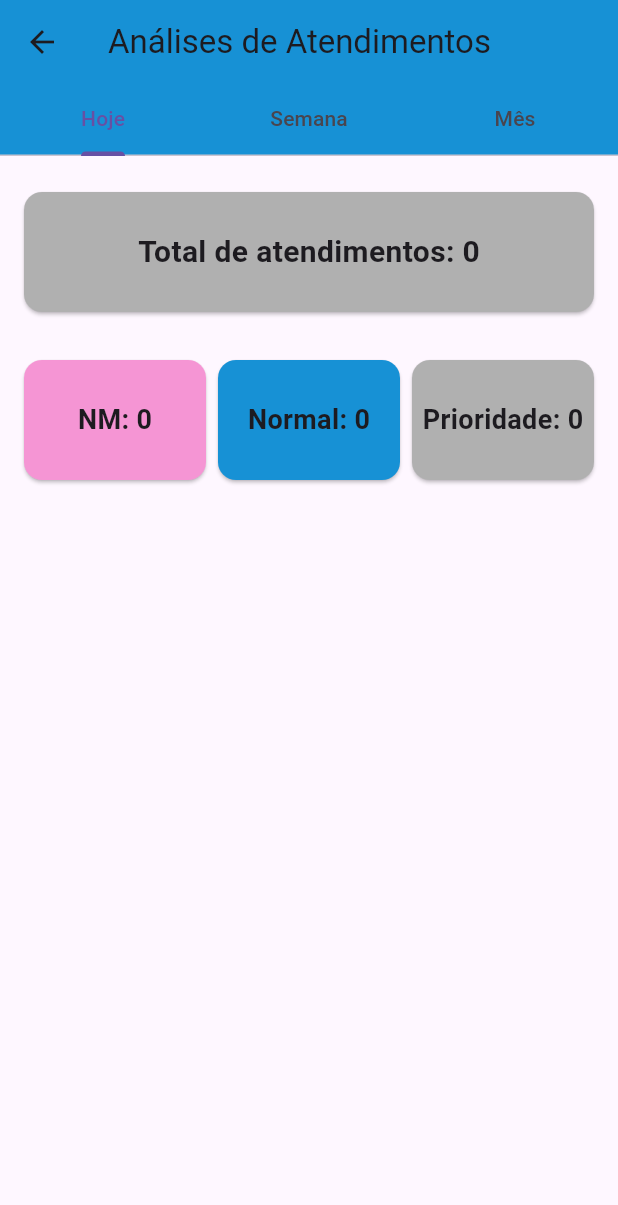
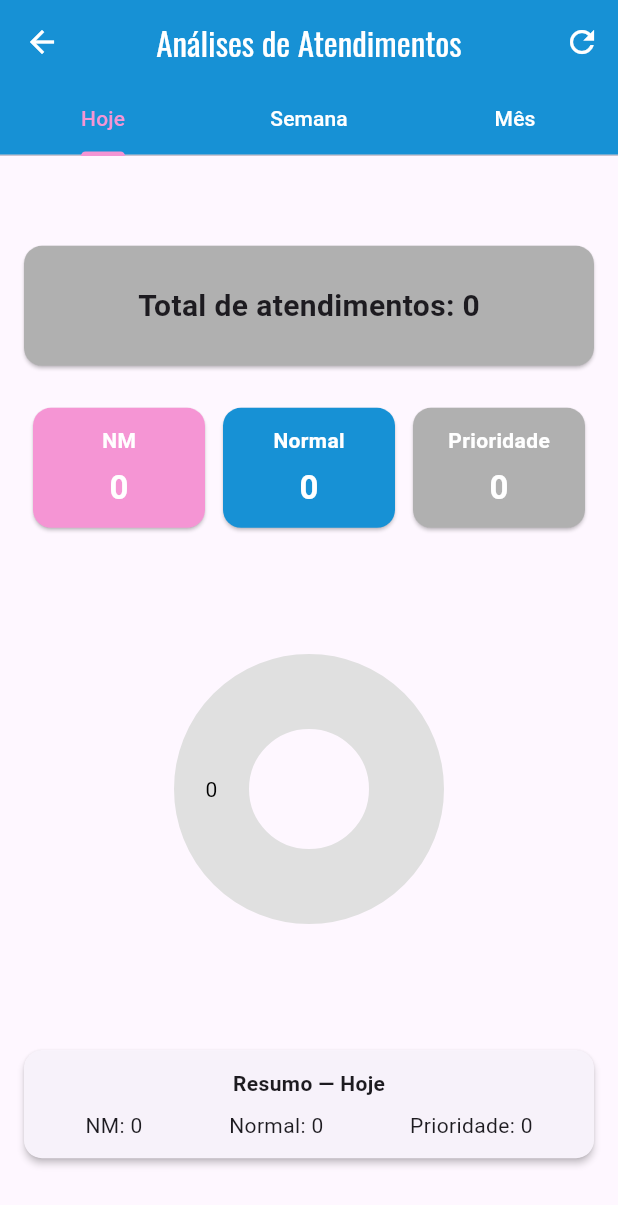
Before and after one commit to Fabiolazg/senhaprefeitura, a Flutter app: the AnalysisPage screen opened directly, on a phone screen of 412 x 824 dp. Shown: the top 1205 px of the screen. Run offline on Flutter 3.47's test engine with Material 3 defaults, Android fonts, the phone set to English and light mode, and no system bars; drawn by our look-alikes of fl_chart; our stand-ins replace cloud_firestore, firebase_auth, firebase_core, google_fonts, google_sign_in; accounts and stored records are empty.

Commit message:
customizações aplicadas

```diff
--- a/lib/view/analysis_page.dart
+++ b/lib/view/analysis_page.dart
@@ -1,7 +1,8 @@
+// lib/view/analysis_page.dart
 import 'package:flutter/material.dart';
-import 'package:senhaprefeitura/models/ticket_model.dart';
 import 'package:cloud_firestore/cloud_firestore.dart';
 import 'package:fl_chart/fl_chart.dart';
+import 'package:google_fonts/google_fonts.dart';
 
 class AnalysisPage extends StatefulWidget {
   const AnalysisPage({super.key});
@@ -10,188 +11,322 @@ class AnalysisPage extends StatefulWidget {
   State<AnalysisPage> createState() => _AnalysisPageState();
 }
 
-class _AnalysisPageState extends State<AnalysisPage> with SingleTickerProviderStateMixin {
-  List<Ticket> allTickets = [];
-  bool isLoading = true;
+class _AnalysisPageState extends State<AnalysisPage>
+    with SingleTickerProviderStateMixin {
   late TabController _tabController;
+  bool _loading = true;
+  List<Map<String, dynamic>> _calledTickets = []; // armazenará ticket data com calledAt DateTime
+
+  // cores
+  static const Color _rose = Color(0xFFF595D4); // NM
+  static const Color _blue = Color(0xFF1791d5); // Normal
+  static const Color _gray = Color(0xFFB0B0B0); // Prioridade
 
   @override
   void initState() {
     super.initState();
     _tabController = TabController(length: 3, vsync: this);
-    fetchTickets();
+    _loadCalledTickets();
+    // re-fetch quando trocar aba para disparar animação (contador)
+    _tabController.addListener(() {
+      if (!_tabController.indexIsChanging) {
+        // força rebuild para reanimar contadores
+        setState(() {});
       }
-
-  Future<void> fetchTickets() async {
-    final firestore = FirebaseFirestore.instance;
-    final snapshot = await firestore.collection('tickets').get();
-
-    allTickets = snapshot.docs.map((doc) {
-      final data = doc.data();
-      return Ticket(
-        id: doc.id,
-        type: data['type'] ?? '',
-        number: data['number'] ?? 0,
-        called: data['called'] ?? false,
-        calledAt: (data['calledAt'] as Timestamp?)?.toDate(),
-      );
-    }).toList();
-
-    setState(() {
-      isLoading = false;
     });
   }
 
-  int getTodayCount(List<Ticket> tickets) {
-    final now = DateTime.now();
-    return tickets.where((t) => t.calledAt != null && t.calledAt!.year == now.year && t.calledAt!.month == now.month && t.calledAt!.day == now.day).length;
+  Future<void> _loadCalledTickets() async {
+    setState(() => _loading = true);
+    try {
+      final firestore = FirebaseFirestore.instance;
+      final snapshot = await firestore
+          .collection('tickets')
+          .where('called', isEqualTo: true)
+          .get();
+
+      _calledTickets = snapshot.docs.map((doc) {
+        final data = doc.data();
+        final calledAtRaw = data['calledAt'];
+        DateTime? calledAt;
+        if (calledAtRaw is Timestamp) {
+          calledAt = calledAtRaw.toDate();
+        } else if (calledAtRaw is DateTime) {
+          calledAt = calledAtRaw;
+        } else {
+          calledAt = null;
+        }
+        return {
+          'type': data['type'] ?? '',
+          'number': data['number'] ?? 0,
+          'calledAt': calledAt,
+        };
+      }).toList();
+    } catch (e) {
+      debugPrint('Erro ao carregar tickets: $e');
+      _calledTickets = [];
+    } finally {
+      setState(() => _loading = false);
+    }
   }
 
-  int getWeekCount(List<Ticket> tickets) {
+  // helpers para filtrar por período
+  List<Map<String, dynamic>> _ticketsToday() {
     final now = DateTime.now();
-    int currentWeek = weekNumber(now);
-    return tickets.where((t) => t.calledAt != null && t.calledAt!.year == now.year && t.calledAt!.month == now.month && weekNumber(t.calledAt!) == currentWeek).length;
+    return _calledTickets.where((t) {
+      final dt = t['calledAt'] as DateTime?;
+      if (dt == null) return false;
+      return dt.year == now.year && dt.month == now.month && dt.day == now.day;
+    }).toList();
   }
 
-  int getMonthCount(List<Ticket> tickets) {
-    final now = DateTime.now();
-    return tickets.where((t) => t.calledAt != null && t.calledAt!.year == now.year && t.calledAt!.month == now.month).length;
+  int _weekNumber(DateTime date) {
+    final firstDay = DateTime(date.year, 1, 1);
+    final diff = date.difference(firstDay);
+    return ((diff.inDays + firstDay.weekday) / 7).ceil();
   }
 
-  int weekNumber(DateTime date) {
-    final firstDayOfYear = DateTime(date.year, 1, 1);
-    final diff = date.difference(firstDayOfYear);
-    return ((diff.inDays + firstDayOfYear.weekday) / 7).ceil();
+  List<Map<String, dynamic>> _ticketsThisWeek() {
+    final now = DateTime.now();
+    final currentWeek = _weekNumber(now);
+    return _calledTickets.where((t) {
+      final dt = t['calledAt'] as DateTime?;
+      if (dt == null) return false;
+      return dt.year == now.year &&
+          dt.month == now.month &&
+          _weekNumber(dt) == currentWeek;
+    }).toList();
   }
 
-  Widget _buildTabContent(List<Ticket> tickets) {
-    final total = tickets.length;
-    final nm = tickets.where((t) => t.type == 'NM').length;
-    final normal = tickets.where((t) => t.type == 'Normal').length;
-    final prioridade = tickets.where((t) => t.type == 'Prioridade').length;
+  List<Map<String, dynamic>> _ticketsThisMonth() {
+    final now = DateTime.now();
+    return _calledTickets.where((t) {
+      final dt = t['calledAt'] as DateTime?;
+      if (dt == null) return false;
+      return dt.year == now.year && dt.month == now.month;
+    }).toList();
+  }
 
-    const cardMargin = EdgeInsets.symmetric(vertical: 8.0);
-    const cardWidth = double.infinity;
-    const cardHeight = 80.0;
+  // calcula totais e por tipo
+  Map<String, int> _countsFromList(List<Map<String, dynamic>> list) {
+    final total = list.length;
+    final nm = list.where((t) => (t['type'] ?? '') == 'NM').length;
+    final normal = list.where((t) => (t['type'] ?? '') == 'Normal').length;
+    final pri = list.where((t) => (t['type'] ?? '') == 'Prioridade').length;
+    return {'total': total, 'nm': nm, 'normal': normal, 'priority': pri};
+  }
 
-    return SingleChildScrollView(
-      padding: const EdgeInsets.all(16),
-      child: Column(
+  // widget para contador animado (de 0 até value)
+  Widget _animatedCounterCard(String label, int value, Color color) {
+    return Expanded(
+      child: Card(
+        color: color,
+        margin: const EdgeInsets.symmetric(horizontal: 6.0, vertical: 8.0),
+        child: SizedBox(
+          height: 80,
+          child: Center(
+            child: TweenAnimationBuilder<double>(
+              tween: Tween(begin: 0.0, end: 1.0),
+              duration: const Duration(milliseconds: 900),
+              builder: (context, t, _) {
+                final display = (value * t).round();
+                return Column(
+                  mainAxisSize: MainAxisSize.min,
                   children: [
-          // Total card
-          Card(
-            color: const Color(0xFFB0B0B0), // cinza
-            margin: cardMargin,
-            child: SizedBox(
-              width: cardWidth,
-              height: cardHeight,
-              child: Center(
-                child: Text(
-                  'Total de atendimentos: $total',
-                  style: const TextStyle(fontSize: 20, fontWeight: FontWeight.bold),
+                    Text(
+                      label,
+                      style: const TextStyle(
+                        fontSize: 14,
+                        color: Colors.white,
+                        fontWeight: FontWeight.w600,
+                      ),
+                    ),
+                    const SizedBox(height: 6),
+                    Text(
+                      '$display',
+                      style: const TextStyle(
+                          fontSize: 22,
+                          color: Colors.white,
+                          fontWeight: FontWeight.bold),
+                    ),
+                  ],
+                );
+              },
             ),
           ),
         ),
       ),
-          const SizedBox(height: 16),
-          // Row de cards por tipo
-          Row(
-            mainAxisAlignment: MainAxisAlignment.spaceEvenly,
-            children: [
-              Expanded(
-                child: Card(
-                  color: const Color(0xFFF595D4),
-                  margin: cardMargin,
+    );
+  }
+
+  // total card (cinza)
+  Widget _totalCard(int total) {
+    return Card(
+      color: _gray,
+      margin: const EdgeInsets.symmetric(vertical: 8),
       child: SizedBox(
-                    height: cardHeight,
+        height: 80,
+        width: double.infinity,
         child: Center(
-                      child: Text(
-                        'NM: $nm',
-                        style: const TextStyle(fontSize: 18, fontWeight: FontWeight.bold),
+          child: TweenAnimationBuilder<double>(
+            tween: Tween(begin: 0.0, end: 1.0),
+            duration: const Duration(milliseconds: 900),
+            builder: (context, t, _) {
+              final display = (total * t).round();
+              return Text(
+                'Total de atendimentos: $display',
+                style: const TextStyle(fontSize: 20, fontWeight: FontWeight.bold),
+              );
+            },
           ),
         ),
       ),
+    );
+  }
+
+  Widget _buildPieChart(int nm, int normal, int priority) {
+    final sections = <PieChartSectionData>[];
+    if (nm + normal + priority == 0) {
+      // fatia dummie para evitar erro do fl_chart quando todos zeros
+      sections.add(PieChartSectionData(
+        value: 1,
+        color: Colors.grey.shade300,
+        title: '0',
+        radius: 50,
+        titleStyle: const TextStyle(color: Colors.black),
+      ));
+    } else {
+      if (nm > 0) {
+        sections.add(PieChartSectionData(
+          value: nm.toDouble(),
+          color: _rose,
+          title: '$nm',
+          radius: 50,
+          titleStyle: const TextStyle(fontSize: 14, fontWeight: FontWeight.bold, color: Colors.white),
+        ));
+      }
+      if (normal > 0) {
+        sections.add(PieChartSectionData(
+          value: normal.toDouble(),
+          color: _blue,
+          title: '$normal',
+          radius: 50,
+          titleStyle: const TextStyle(fontSize: 14, fontWeight: FontWeight.bold, color: Colors.white),
+        ));
+      }
+      if (priority > 0) {
+        sections.add(PieChartSectionData(
+          value: priority.toDouble(),
+          color: _gray,
+          title: '$priority',
+          radius: 50,
+          titleStyle: const TextStyle(fontSize: 14, fontWeight: FontWeight.bold, color: Colors.white),
+        ));
+      }
+    }
+
+    return AspectRatio(
+      aspectRatio: 1.3,
+      child: PieChart(
+        PieChartData(
+          sections: sections,
+          sectionsSpace: 2,
+          centerSpaceRadius: 40,
         ),
       ),
-              const SizedBox(width: 8),
-              Expanded(
-                child: Card(
-                  color: const Color(0xFF1791d5),
-                  margin: cardMargin,
-                  child: SizedBox(
-                    height: cardHeight,
-                    child: Center(
-                      child: Text(
-                        'Normal: $normal',
-                        style: const TextStyle(fontSize: 18, fontWeight: FontWeight.bold),
+    );
+  }
+
+  Widget _buildTabBody(List<Map<String, dynamic>> tickets, String title) {
+    final counts = _countsFromList(tickets);
+    final total = counts['total']!;
+    final nm = counts['nm']!;
+    final normal = counts['normal']!;
+    final priority = counts['priority']!;
+
+    return AnimatedSwitcher(
+      duration: const Duration(milliseconds: 450),
+      transitionBuilder: (child, animation) {
+        final offsetAnimation = Tween<Offset>(begin: const Offset(0.15, 0), end: Offset.zero).animate(animation);
+        return SlideTransition(position: offsetAnimation, child: FadeTransition(opacity: animation, child: child));
+      },
+      child: SingleChildScrollView(
+        key: ValueKey<String>(title + total.toString() + nm.toString() + normal.toString() + priority.toString()),
+        padding: const EdgeInsets.all(16),
+        child: Column(
+          children: [
+            _totalCard(total),
+            const SizedBox(height: 12),
+            Row(
+              children: [
+                _animatedCounterCard('NM', nm, _rose),
+                _animatedCounterCard('Normal', normal, _blue),
+                _animatedCounterCard('Prioridade', priority, _gray),
+              ],
             ),
+            const SizedBox(height: 20),
+            _buildPieChart(nm, normal, priority),
+            const SizedBox(height: 16),
+            // resumo textual (opcional, compacto)
+            Card(
+              margin: const EdgeInsets.only(top: 12),
+              elevation: 2,
+              child: Padding(
+                padding: const EdgeInsets.all(12),
+                child: Column(
+                  children: [
+                    Text(
+                      'Resumo — $title',
+                      style: const TextStyle(fontWeight: FontWeight.bold),
                     ),
-                  ),
-                ),
-              ),
-              const SizedBox(width: 8),
-              Expanded(
-                child: Card(
-                  color: const Color(0xFFB0B0B0),
-                  margin: cardMargin,
-                  child: SizedBox(
-                    height: cardHeight,
-                    child: Center(
-                      child: Text(
-                        'Prioridade: $prioridade',
-                        style: const TextStyle(fontSize: 18, fontWeight: FontWeight.bold),
-                      ),
-                    ),
+                    const SizedBox(height: 8),
+                    Row(
+                      mainAxisAlignment: MainAxisAlignment.spaceAround,
+                      children: [
+                        Text('NM: $nm'),
+                        Text('Normal: $normal'),
+                        Text('Prioridade: $priority'),
+                      ],
+                    )
+                  ],
                 ),
               ),
             ),
           ],
         ),
-          const SizedBox(height: 24),
-          // Gráfico de pizza
-          AspectRatio(
-            aspectRatio: 1.3,
-            child: PieChart(
-              PieChartData(
-                sections: [
-                  PieChartSectionData(
-                    value: nm.toDouble(),
-                    color: const Color(0xFFF595D4),
-                    title: 'NM: $nm',
-                    radius: 50,
-                    titleStyle: const TextStyle(fontSize: 16, fontWeight: FontWeight.bold, color: Colors.white),
-                  ),
-                  PieChartSectionData(
-                    value: normal.toDouble(),
-                    color: const Color(0xFF1791d5),
-                    title: 'Normal: $normal',
-                    radius: 50,
-                    titleStyle: const TextStyle(fontSize: 16, fontWeight: FontWeight.bold, color: Colors.white),
-                  ),
-                  PieChartSectionData(
-                    value: prioridade.toDouble(),
-                    color: const Color(0xFFB0B0B0),
-                    title: 'Prioridade: $prioridade',
-                    radius: 50,
-                    titleStyle: const TextStyle(fontSize: 16, fontWeight: FontWeight.bold, color: Colors.white),
-                  ),
-                ],
-                sectionsSpace: 2,
-                centerSpaceRadius: 40,
-              ),
-            ),
-          ),
-        ],
       ),
     );
+  }
+
+  // botão de recarregar manualmente
+  Widget _buildReloadButton() {
+    return IconButton(
+      tooltip: 'Recarregar',
+      onPressed: () async {
+        await _loadCalledTickets();
+      },
+      icon: const Icon(Icons.refresh),
+    );
+  }
+
+  @override
+  void dispose() {
+    _tabController.dispose();
+    super.dispose();
   }
 
   @override
   Widget build(BuildContext context) {
     return Scaffold(
       appBar: AppBar(
-        title: const Text('Análises de Atendimentos'),
-        backgroundColor: const Color(0xFF1791d5),
+        title: Text('Análises de Atendimentos',
+          style: GoogleFonts.oswald( color: Colors.white)),
+        backgroundColor: _blue,
+        iconTheme: const IconThemeData(
+          color: Colors.white,
+        ),
+        centerTitle: true,
+        actions: [_buildReloadButton()],
         bottom: TabBar(
           controller: _tabController,
           tabs: const [
@@ -199,16 +334,22 @@ class _AnalysisPageState extends State<AnalysisPage> with SingleTickerProviderSt
             Tab(text: 'Semana'),
             Tab(text: 'Mês'),
           ],
+          indicatorColor: _rose,
+          labelColor: _rose,
+          unselectedLabelColor: Colors.white,
         ),
       ),
-      body: isLoading
+      body: _loading
           ? const Center(child: CircularProgressIndicator())
           : TabBarView(
         controller: _tabController,
         children: [
-          _buildTabContent(allTickets.where((t) => t.calledAt != null && t.calledAt!.day == DateTime.now().day && t.calledAt!.month == DateTime.now().month && t.calledAt!.year == DateTime.now().year).toList()),
-          _buildTabContent(allTickets.where((t) => t.calledAt != null && weekNumber(t.calledAt!) == weekNumber(DateTime.now()) && t.calledAt!.month == DateTime.now().month && t.calledAt!.year == DateTime.now().year).toList()),
-          _buildTabContent(allTickets.where((t) => t.calledAt != null && t.calledAt!.month == DateTime.now().month && t.calledAt!.year == DateTime.now().year).toList()),
+          // Hoje
+          _buildTabBody(_ticketsToday(), 'Hoje'),
+          // Semana
+          _buildTabBody(_ticketsThisWeek(), 'Semana'),
+          // Mês
+          _buildTabBody(_ticketsThisMonth(), 'Mês'),
         ],
       ),
     );
--- a/pubspec.yaml
+++ b/pubspec.yaml
@@ -24,7 +24,7 @@ dependencies:
   cupertino_icons: ^1.0.8
 
   flutter_lints: ^5.0.0
-  google_fonts: ^6.1.0
+  google_fonts: ^6.2.1
   firebase_core: ^4.1.1
   firebase_auth: ^6.1.0
   google_sign_in: ^6.2.1
```
Also changed, not shown: lib/view/home_page.dart (+50 -29 lines). Lines whose indentation alone changed are shown as unchanged.
